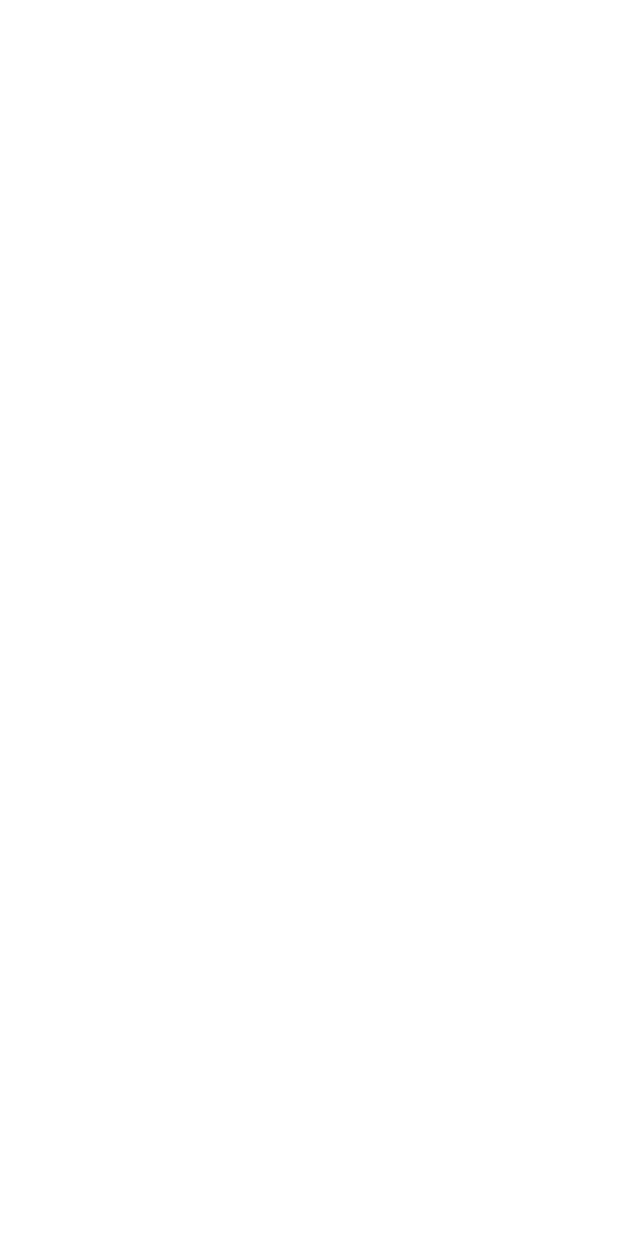
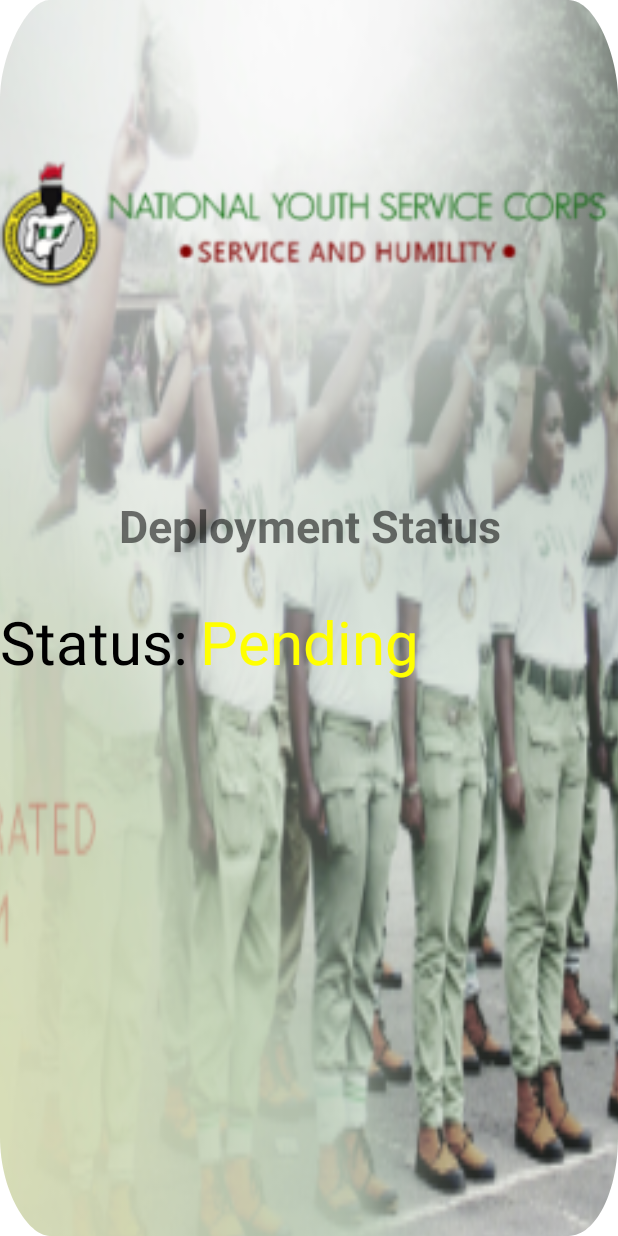
Before and after one commit to Raheemstan/NYSC, an Android app: the DashboardActivity screen opened directly, with no data from a screen before it, on a phone screen of 412 x 824 dp. Before the commit the screen is empty. Run offline under Robolectric (Android 15) with nearby library versions, the phone set to English and light mode, and no system bars.

```diff
--- a/app/src/main/java/com/example/nysc/SettingActivity.java
+++ b/app/src/main/java/com/example/nysc/DashboardActivity.java
@@ -4,11 +4,11 @@ import androidx.appcompat.app.AppCompatActivity;
 
 import android.os.Bundle;
 
-public class SettingActivity extends AppCompatActivity {
+public class DashboardActivity extends AppCompatActivity {
 
     @Override
     protected void onCreate(Bundle savedInstanceState) {
         super.onCreate(savedInstanceState);
-        setContentView(R.layout.activity_setting);
+        setContentView(R.layout.activity_dashboard);
     }
 }
--- /dev/null
+++ b/app/src/main/res/layout/activity_dashboard.xml
@@ -0,0 +1,61 @@
+<?xml version="1.0" encoding="utf-8"?>
+<RelativeLayout xmlns:android="http://schemas.android.com/apk/res/android"
+    xmlns:app="http://schemas.android.com/apk/res-auto"
+    xmlns:tools="http://schemas.android.com/tools"
+    android:layout_width="match_parent"
+    android:layout_height="match_parent"
+    android:background="@mipmap/ic_channel"
+    android:id="@+id/dashboard_layout"
+    tools:context=".DashboardActivity">
+
+
+
+    <ImageView
+        android:id="@+id/imageView"
+        android:layout_width="match_parent"
+        android:layout_height="300dp"
+        app:srcCompat="@mipmap/ic_banner_foreground" />
+    <TextView
+        android:id="@+id/txtstat"
+        android:layout_width="match_parent"
+        android:layout_height="wrap_content"
+        android:layout_marginTop="30dp"
+        android:layout_below="@id/imageView"
+        android:gravity="center"
+        android:text="Deployment Status"
+        android:textAlignment="center"
+        android:textSize="30sp"
+        android:textStyle="bold" />
+  <RelativeLayout
+      android:layout_width="match_parent"
+      android:layout_height="wrap_content"
+      android:layout_below="@+id/txtstat"
+      >
+      <TextView
+          android:layout_width="wrap_content"
+          android:layout_height="wrap_content"
+          android:gravity="center"
+          android:layout_marginTop="30dp"
+          android:text="Status:"
+          android:textColor="@color/black"
+          android:textSize="40sp"
+          />
+      <TextView
+          android:layout_width="match_parent"
+          android:layout_height="wrap_content"
+          android:gravity="center"
+          android:layout_marginTop="30dp"
+          android:text="Pending"
+          android:textColor="#ffff00"
+          android:textSize="40sp"
+          />
+  </RelativeLayout>
+
+
+    <View
+        android:layout_width="match_parent"
+        android:layout_height="wrap_content"
+        android:layout_marginTop="20dp"
+        android:layout_marginBottom="20dp" />
+
+</RelativeLayout>
--- a/app/src/main/res/layout/activity_home.xml
+++ b/app/src/main/res/layout/activity_home.xml
@@ -30,7 +30,6 @@
         android:layout_below="@id/txtHome"
         android:layout_width="match_parent"
         android:layout_height="wrap_content"
-
         >
 
         <ImageButton
--- a/app/src/main/res/layout/activity_setting.xml
+++ /dev/null
@@ -1,9 +0,0 @@
-<?xml version="1.0" encoding="utf-8"?>
-<androidx.constraintlayout.widget.ConstraintLayout xmlns:android="http://schemas.android.com/apk/res/android"
-    xmlns:app="http://schemas.android.com/apk/res-auto"
-    xmlns:tools="http://schemas.android.com/tools"
-    android:layout_width="match_parent"
-    android:layout_height="match_parent"
-    tools:context=".SettingActivity">
-
-</androidx.constraintlayout.widget.ConstraintLayout>
--- /dev/null
+++ b/app/src/main/res/values-land/dimens.xml
@@ -0,0 +1,3 @@
+<resources>
+    <dimen name="fab_margin">48dp</dimen>
+</resources>
--- /dev/null
+++ b/app/src/main/res/values-w1240dp/dimens.xml
@@ -0,0 +1,3 @@
+<resources>
+    <dimen name="fab_margin">200dp</dimen>
+</resources>
--- /dev/null
+++ b/app/src/main/res/values-w600dp/dimens.xml
@@ -0,0 +1,3 @@
+<resources>
+    <dimen name="fab_margin">48dp</dimen>
+</resources>
--- /dev/null
+++ b/app/src/main/res/values/dimens.xml
@@ -0,0 +1,3 @@
+<resources>
+    <dimen name="fab_margin">16dp</dimen>
+</resources>
```
Also changed, not shown: app/build.gradle (+6 -1 lines), app/src/main/AndroidManifest.xml (+9 -1 lines), app/src/main/java/com/example/nysc/HomeActivity.java (+22 -12 lines), app/src/main/java/com/example/nysc/SettingsActivity.java (added, +14 -0 lines), app/src/main/java/com/example/nysc/UpdateActivity.java (added, +14 -0 lines), app/src/main/res/layout/activity_settings.xml (added, +79 -0 lines), app/src/main/res/layout/activity_update.xml (added, +165 -0 lines), app/src/main/res/navigation/nav_graph.xml (added, +28 -0 lines), app/src/main/res/values/strings.xml (+9 -0 lines), app/src/main/res/values/themes.xml (+9 -0 lines).
